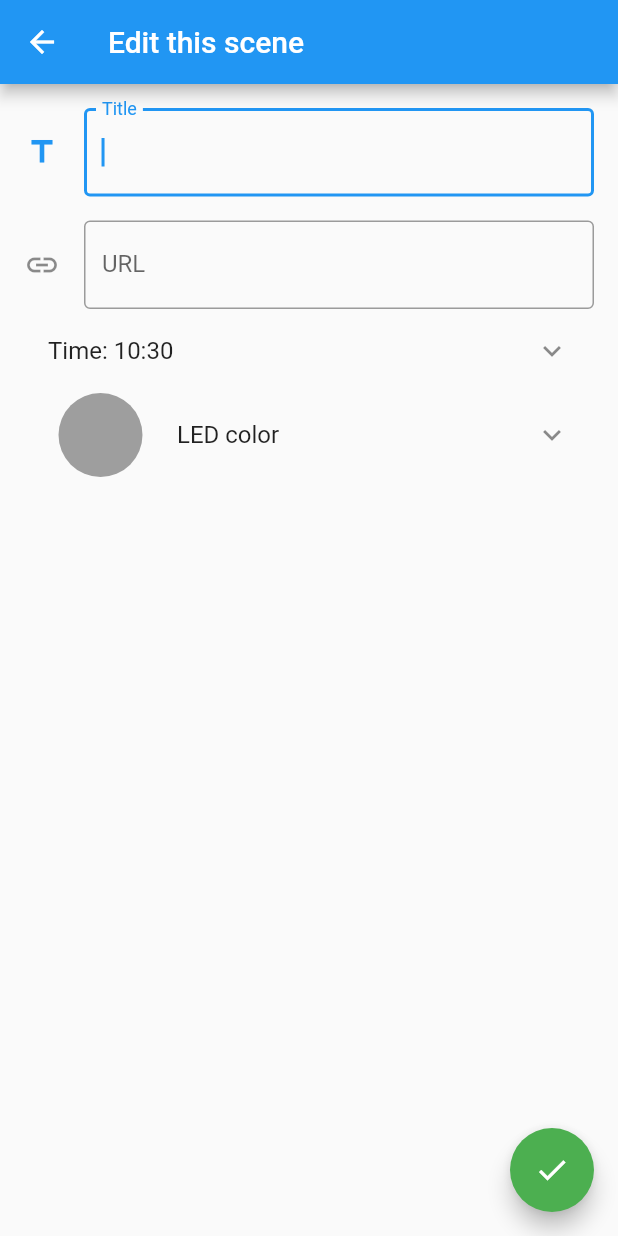
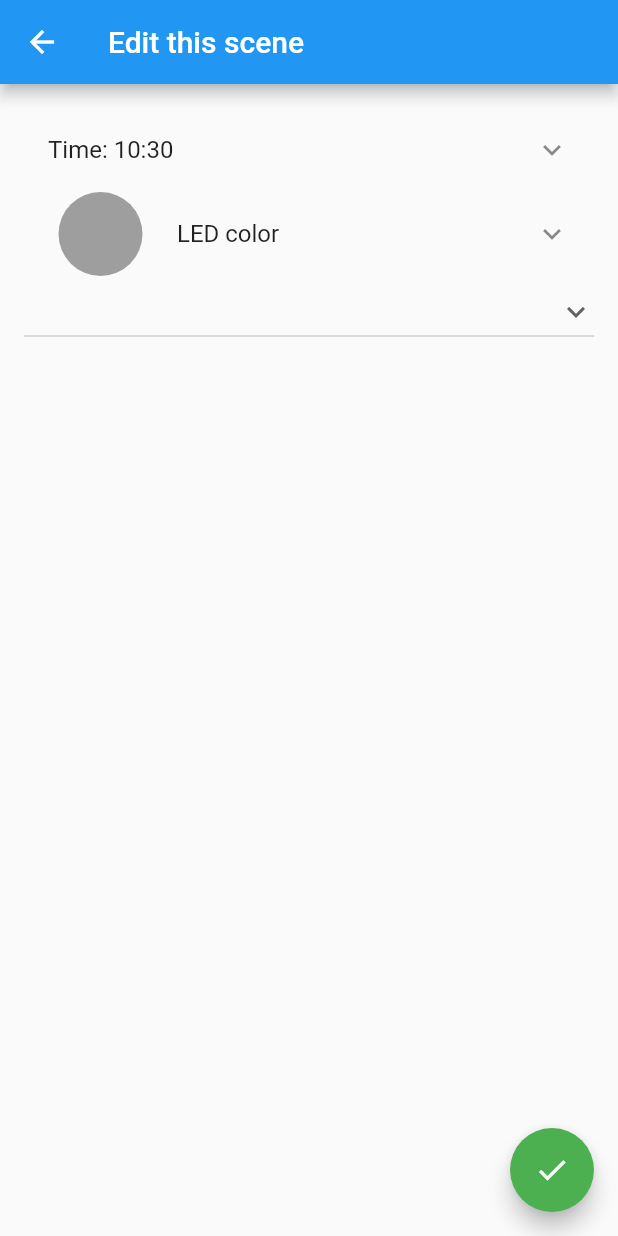
Before and after one commit to gcschmit/classroomLEDs, a Flutter app: the EditScenePage screen opened directly with empty values, on a phone screen of 412 x 824 dp. Run offline on Flutter 3.47's test engine with Material 2 defaults, Android fonts, the phone set to English and light mode, and no system bars; missing offline and left inert: flutter_material_color_picker; network calls fail.

Commit message:
removed unused text controls

```diff
--- a/mobileApp/classroom_leds/lib/page/edit_scene_page.dart
+++ b/mobileApp/classroom_leds/lib/page/edit_scene_page.dart
@@ -3,24 +3,20 @@ import 'package:classroom_leds/model/scene.dart';
 import 'package:flutter_material_color_picker/flutter_material_color_picker.dart';
 
 class EditScenePage extends StatefulWidget {
-  final Scene scene;
-  EditScenePage(this.scene);
+  final Scene _scene;
+  EditScenePage(this._scene);
 
   @override
-  _EditScenePageState createState() => _EditScenePageState(scene);
+  _EditScenePageState createState() => _EditScenePageState(_scene);
 }
 
 class _EditScenePageState extends State<EditScenePage> {
-  final _titleTextController = TextEditingController();
-
-  final _linkTextController = TextEditingController();
-
-  final _linkFocusNode = FocusNode();
-
   Color _tempColor;
-
-  final Scene scene;
-  _EditScenePageState(this.scene);
+  Scene _scene;
+  _EditScenePageState(Scene initialScene)
+  {
+    _scene = Scene(initialScene.id, initialScene.time, initialScene.color, initialScene.mode);
+  }
 
   @override
   Widget build(BuildContext context) {
@@ -32,16 +28,7 @@ class _EditScenePageState extends State<EditScenePage> {
             child: Icon(Icons.check),
             backgroundColor: Colors.green,
             onPressed: () {
-              String title = _titleTextController.text;
-              String link = _linkTextController.text;
-
-              Scaffold.of(context).hideCurrentSnackBar();
-              if (isInputValid(title, link)) {
-                Navigator.pop(
-                    context, scene);
-              } else {
-                showInputError(context, title, link);
-              }
+              Navigator.pop(context, _scene);
             },
           );
         },
@@ -50,44 +37,38 @@ class _EditScenePageState extends State<EditScenePage> {
         padding: const EdgeInsets.all(16.0),
         child: Column(
           children: <Widget>[
-            TextFormField(
-              autofocus: true,
-              controller: _titleTextController,
-              textInputAction: TextInputAction.next,
-              onFieldSubmitted: (textInput) {
-                FocusScope.of(context).requestFocus(_linkFocusNode);
-              },
-              decoration: InputDecoration(
-                  icon: Icon(Icons.title),
-                  labelText: "Title",
-                  hintText: scene.mode,
-                  border: OutlineInputBorder()),
-            ),
-            SizedBox(
-              height: 16.0,
-            ),
-            TextFormField(
-              controller: _linkTextController,
-              focusNode: _linkFocusNode,
-              decoration: InputDecoration(
-                  icon: Icon(Icons.link),
-                  labelText: "URL",
-                  hintText: "Webpage link",
-                  border: OutlineInputBorder()),
-            ),
             ListTile(
-              title: Text("Time: ${scene.time.hour}:${scene.time.minute}"),
+              title: Text("Time: ${_scene.time.hour}:${_scene.time.minute}"),
               trailing: Icon(Icons.keyboard_arrow_down),
               onTap: _pickTime,
             ),
             ListTile(
               leading: CircleAvatar(
-                backgroundColor: scene.color,
+                backgroundColor: _scene.color,
                 radius: 35.0,
               ),
               title: Text("LED color"),
               trailing: Icon(Icons.keyboard_arrow_down),
               onTap: _pickColor,
+            ),
+            DropdownButton<String>(
+              value: _scene.mode,
+              icon: Icon(Icons.keyboard_arrow_down),
+              iconSize: 24,
+              elevation: 16,
+              isExpanded: true,
+              onChanged: (String newMode) {
+                setState(() {
+                  _scene.mode = newMode;
+                });
+              },
+              items: <String>['solid', 'pulse']
+                  .map<DropdownMenuItem<String>>((String value) {
+                return DropdownMenuItem<String>(
+                  value: value,
+                  child: Text(value),
+                );
+              }).toList(),
             ),
           ],
         ),
@@ -95,37 +76,13 @@ class _EditScenePageState extends State<EditScenePage> {
     );
   }
 
-  @override
-  void dispose() {
-    _titleTextController.dispose();
-    _linkTextController.dispose();
-    _linkFocusNode.dispose();
-    super.dispose();
-  }
-
-  bool isInputValid(String title, String link) {
-    return title.isNotEmpty && link.isNotEmpty;
-  }
-
-  void showInputError(BuildContext context, String title, String link) {
-    if (title.isEmpty) {
-      showSnackBar(context, "Title cannot be empty");
-    } else if (link.isEmpty) {
-      showSnackBar(context, "Link cannot be empty");
-    }
-  }
-
-  void showSnackBar(BuildContext context, String message) {
-    Scaffold.of(context).showSnackBar(SnackBar(content: Text(message)));
-  }
-
   _pickTime() async {
     TimeOfDay t = await showTimePicker(
-        context: context, initialTime: TimeOfDay.fromDateTime(scene.time));
+        context: context, initialTime: TimeOfDay.fromDateTime(_scene.time));
     if (t != null)
       setState(() {
         final now = DateTime.now();
-        scene.time = DateTime(now.year, now.month, now.day, t.hour, t.minute);
+        _scene.time = DateTime(now.year, now.month, now.day, t.hour, t.minute);
       });
   }
 
@@ -138,9 +95,8 @@ class _EditScenePageState extends State<EditScenePage> {
           title: Text("choose LED color"),
           content: MaterialColorPicker(
             colors: fullMaterialColors,
-            selectedColor: scene.color,
-            onMainColorChange: (color) =>
-                setState(() => _tempColor = color),
+            selectedColor: _scene.color,
+            onMainColorChange: (color) => setState(() => _tempColor = color),
           ),
           actions: [
             FlatButton(
@@ -151,7 +107,7 @@ class _EditScenePageState extends State<EditScenePage> {
               child: Text('SUBMIT'),
               onPressed: () {
                 Navigator.of(context).pop();
-                setState(() => scene.color = _tempColor);
+                setState(() => _scene.color = _tempColor);
               },
             ),
           ],
```
